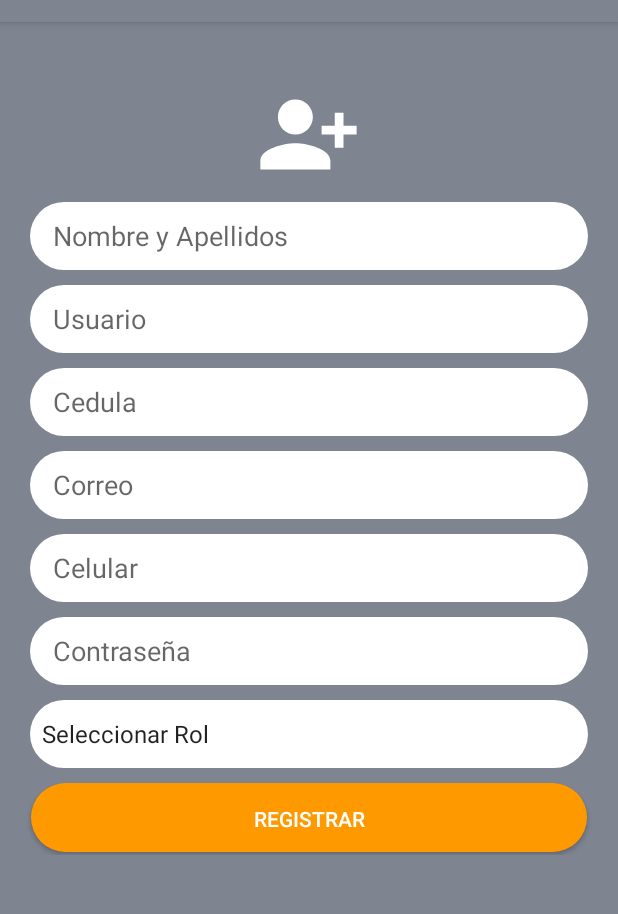
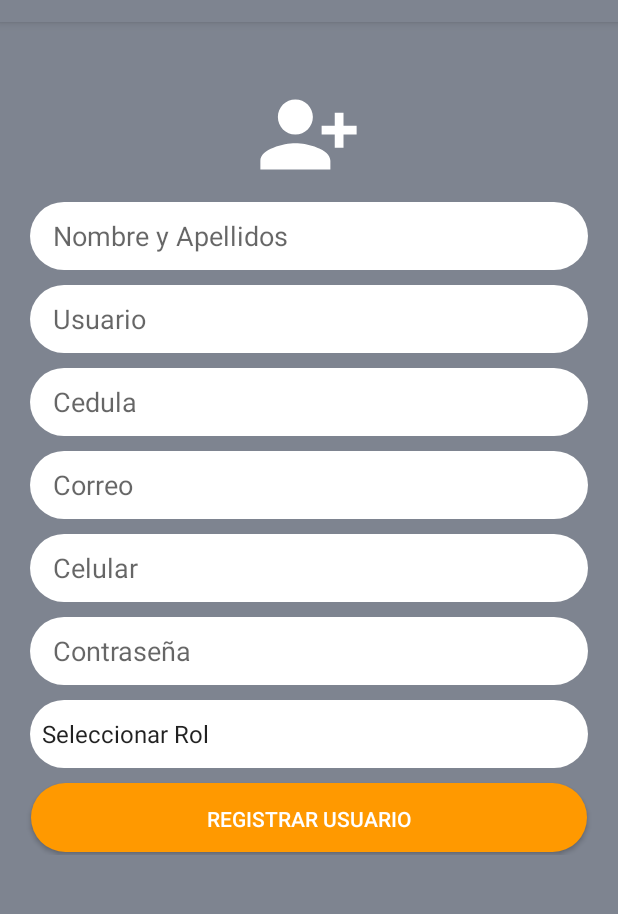
Before and after one commit to estebanjrdev/SuperAndradeCell, an Android app: the fragment Fragment_Register placed in its activity, on a phone screen of 412 x 824 dp, the part 62-976 px from its top. Run offline under Robolectric (Android 15) with nearby library versions, the phone set to English and light mode, and no system bars; our stand-ins replace Volley.

Commit message:
validation register user

```diff
--- a/app/src/main/java/com/servicios/andrade/view/fragments/Fragment_Register.java
+++ b/app/src/main/java/com/servicios/andrade/view/fragments/Fragment_Register.java
@@ -13,6 +13,8 @@ import android.widget.AdapterView;
 import android.widget.ArrayAdapter;
 import android.widget.Button;
 import android.widget.EditText;
+import android.widget.ImageButton;
+import android.widget.ProgressBar;
 import android.widget.Spinner;
 import android.widget.Toast;
 
@@ -33,7 +35,7 @@ import java.util.regex.Matcher;
 import java.util.regex.Pattern;
 
 public class Fragment_Register extends Fragment {
-    ProgressDialog progressDialog;
+    ProgressBar progres;
     EditText txtNombre, txtUsuario, txtPhone, txtCorreo, txtPassword, txtCedula;
     Button btnRegister;
     Spinner spinner;
@@ -51,6 +53,7 @@ public class Fragment_Register extends Fragment {
         spinner = vista.findViewById(R.id.spinner);
         String[] valores = {"Seleccionar Rol", "Gerente", "Empleado"};
         spinner.setAdapter(new ArrayAdapter<String>(getContext(), android.R.layout.simple_spinner_item, valores));
+        progres = vista.findViewById(R.id.register_progress);
         txtNombre = vista.findViewById(R.id.nombre_apellido);
         txtUsuario = vista.findViewById(R.id.user);
         txtCedula = vista.findViewById(R.id.cedula);
@@ -58,10 +61,6 @@ public class Fragment_Register extends Fragment {
         txtCorreo = vista.findViewById(R.id.correo);
         txtPassword = vista.findViewById(R.id.password);
         btnRegister = vista.findViewById(R.id.signin_button);
-        progressDialog = new ProgressDialog(getContext());
-        progressDialog.setMessage("Guardando...");
-        progressDialog.setCancelable(false);
-        progressDialog.setCanceledOnTouchOutside(false);
         spinner.setOnItemSelectedListener(new AdapterView.OnItemSelectedListener() {
 
             @Override
@@ -76,27 +75,27 @@ public class Fragment_Register extends Fragment {
         btnRegister.setOnClickListener(new View.OnClickListener() {
             @Override
             public void onClick(View view) {
-                final   String  strNombre = txtNombre.getText().toString();
-                final  String  strUsername = txtUsuario.getText().toString();
-                final  String  strPhone = txtPhone.getText().toString();
-                final String  strCorreo = txtCorreo.getText().toString();
+                final String strNombre = txtNombre.getText().toString();
+                final String strUsername = txtUsuario.getText().toString();
+                final String strPhone = txtPhone.getText().toString();
+                final String strCorreo = txtCorreo.getText().toString();
                 final String strPassword = txtPassword.getText().toString();
                 final String strCedula = txtCedula.getText().toString();
-                if(strNombre.equals("") || strUsername.equals("") || strPhone.equals("") || strCorreo.equals("") || strPassword.equals("")){
+                if (strNombre.equals("") || strUsername.equals("") || strPhone.equals("") || strCorreo.equals("") || strPassword.equals("")) {
                     Toast.makeText(getContext(), "No puede dejar Campos Vacios", Toast.LENGTH_SHORT).show();
-                }else if(!isValidUsername(strUsername)){
+                } else if (!isValidUsername(strUsername)) {
                     Toast.makeText(getContext(), "Usuario incorrecto", Toast.LENGTH_SHORT).show();
-                }else if(!isValidPhone(strPhone)){
+                } else if (!isValidPhone(strPhone)) {
                     Toast.makeText(getContext(), "Teléfono incorrecto", Toast.LENGTH_SHORT).show();
-                }else if (!isValidEmail(strCorreo)){
+                } else if (!isValidEmail(strCorreo)) {
                     Toast.makeText(getContext(), "Email incorrecto", Toast.LENGTH_SHORT).show();
-                }else if(!isValidPassword(strPassword)){
+                } else if (!isValidPassword(strPassword)) {
                     Toast.makeText(getContext(), "Contraseña debe tener mínimo 6 caracteres", Toast.LENGTH_SHORT).show();
-                }else if(!isValidRoll(spinnerSelected)){
+                } else if (!isValidRoll(spinnerSelected)) {
                     Toast.makeText(getContext(), "Debe seleccionar el rol", Toast.LENGTH_SHORT).show();
-                }else{
-                  progressDialog.create();
-                    insertarUsuario("http://andrade.125mb.com/signup.php",strNombre,strUsername,strPhone,strCorreo,strCedula,numRoll(spinnerSelected),strPassword);
+                } else {
+                    progres.setVisibility(View.VISIBLE);
+                    insertarUsuario("http://andrade.125mb.com/signup.php", strNombre, strUsername, strPhone, strCorreo, strCedula, numRoll(spinnerSelected), strPassword);
 
                 }
             }
@@ -109,7 +108,7 @@ public class Fragment_Register extends Fragment {
             @Override
             public void onResponse(String s) {
                 if (s.equals("Sign Up Success")) {
-                   // progressDialog.dismiss();
+                    progres.setVisibility(View.GONE);
                     txtNombre.setText("");
                     txtCedula.setText("");
                     txtCorreo.setText("");
@@ -118,7 +117,8 @@ public class Fragment_Register extends Fragment {
                     txtUsuario.setText("");
                     Toast.makeText(getContext(), "Registro exitoso", Toast.LENGTH_SHORT).show();
                 } else {
-                   System.out.println(s);
+                    System.out.println(s);
+                    progres.setVisibility(View.GONE);
                     Toast.makeText(getContext(), s, Toast.LENGTH_SHORT).show();
                 }
             }
@@ -145,7 +145,7 @@ public class Fragment_Register extends Fragment {
                         DefaultRetryPolicy.DEFAULT_TIMEOUT_MS,
                         0,
                         DefaultRetryPolicy.DEFAULT_BACKOFF_MULT));
-       // VolleySingleton.getIntanciaVolley(getContext()).addToRequestQueue(sr);
+        // VolleySingleton.getIntanciaVolley(getContext()).addToRequestQueue(sr);
         RequestQueue rq = Volley.newRequestQueue(getContext());
         rq.add(sr);
     }
@@ -168,14 +168,16 @@ public class Fragment_Register extends Fragment {
     private boolean isValidPhone(String phone) {
         return phone.length() == 8;
     }
+
     private boolean isValidRoll(String roll) {
         return !roll.equals("Seleccionar Rol");
     }
+
     private String numRoll(String roll) {
-       if (roll.equals("Gerente")){
-           return "1";
-       }else {
-           return "2";
-       }
+        if (roll.equals("Gerente")) {
+            return "1";
+        } else {
+            return "2";
+        }
     }
 }
--- a/app/src/main/res/layout/fragment_register.xml
+++ b/app/src/main/res/layout/fragment_register.xml
@@ -4,8 +4,17 @@
     xmlns:tools="http://schemas.android.com/tools"
     android:layout_width="match_parent"
     android:layout_height="match_parent"
-    android:gravity="center_horizontal"
-    android:background="@color/color_primary">
+    android:background="@color/color_primary"
+    android:gravity="center_horizontal">
+
+    <ProgressBar
+        android:id="@+id/register_progress"
+        style="?android:attr/progressBarStyleLarge"
+        android:layout_width="wrap_content"
+        android:layout_height="wrap_content"
+        android:layout_centerInParent="true"
+        android:elevation="20dp"
+        android:visibility="gone" />
 
     <ScrollView
         android:id="@+id/login_form"
@@ -15,8 +24,8 @@
         <LinearLayout
             android:layout_width="match_parent"
             android:layout_height="match_parent"
-            android:orientation="vertical"
-            android:background="@color/color_primary">
+            android:background="@color/color_primary"
+            android:orientation="vertical">
 
             <ImageView
                 android:id="@+id/imgStore"
@@ -24,43 +33,43 @@
                 android:layout_height="70dp"
                 android:layout_gravity="center_horizontal"
                 android:layout_marginTop="40dp"
-        android:src="@drawable/ic_person_add_24"/>
+                android:src="@drawable/ic_person_add_24" />
 
             <EditText
                 android:id="@+id/nombre_apellido"
                 android:layout_width="match_parent"
                 android:layout_height="45dp"
                 android:layout_marginStart="20dp"
+                android:layout_marginTop="10dp"
                 android:layout_marginEnd="20dp"
-        android:layout_marginTop="10dp"
                 android:background="@drawable/edittext"
                 android:hint="Nombre y Apellidos"
                 android:maxLines="1"
                 android:paddingLeft="15dp"
                 android:singleLine="true"
-        android:textColor="#393838"/>
+                android:textColor="#393838" />
 
             <EditText
                 android:id="@+id/user"
                 android:layout_width="match_parent"
                 android:layout_height="45dp"
                 android:layout_marginStart="20dp"
+                android:layout_marginTop="10dp"
                 android:layout_marginEnd="20dp"
-        android:layout_marginTop="10dp"
                 android:background="@drawable/edittext"
                 android:hint="Usuario"
                 android:maxLines="1"
                 android:paddingLeft="15dp"
                 android:singleLine="true"
-        android:textColor="#393838"/>
+                android:textColor="#393838" />
 
             <EditText
                 android:id="@+id/cedula"
                 android:layout_width="match_parent"
                 android:layout_height="45dp"
                 android:layout_marginStart="20dp"
+                android:layout_marginTop="10dp"
                 android:layout_marginEnd="20dp"
-        android:layout_marginTop="10dp"
                 android:background="@drawable/edittext"
                 android:hint="Cedula"
                 android:inputType="number"
@@ -68,60 +77,60 @@
                 android:maxLines="1"
                 android:paddingLeft="15dp"
                 android:singleLine="true"
-        android:textColor="#393838"/>
+                android:textColor="#393838" />
 
             <EditText
                 android:id="@+id/correo"
                 android:layout_width="match_parent"
                 android:layout_height="45dp"
                 android:layout_marginStart="20dp"
+                android:layout_marginTop="10dp"
                 android:layout_marginEnd="20dp"
-        android:layout_marginTop="10dp"
                 android:background="@drawable/edittext"
                 android:hint="Correo"
                 android:maxLines="1"
                 android:paddingLeft="15dp"
                 android:singleLine="true"
-        android:textColor="#393838"/>
+                android:textColor="#393838" />
 
             <EditText
                 android:id="@+id/celular"
                 android:layout_width="match_parent"
                 android:layout_height="45dp"
                 android:layout_marginStart="20dp"
+                android:layout_marginTop="10dp"
                 android:layout_marginEnd="20dp"
-        android:layout_marginTop="10dp"
                 android:background="@drawable/edittext"
                 android:hint="Celular"
                 android:inputType="number"
                 android:maxLength="8"
                 android:maxLines="1"
                 android:paddingLeft="15dp"
-        android:textColor="#393838"/>
+                android:textColor="#393838" />
 
             <EditText
                 android:id="@+id/password"
                 android:layout_width="match_parent"
                 android:layout_height="45dp"
                 android:layout_marginStart="20dp"
+                android:layout_marginTop="10dp"
                 android:layout_marginEnd="20dp"
-        android:layout_marginTop="10dp"
                 android:background="@drawable/edittext"
                 android:hint="Contraseña"
                 android:inputType="textPassword"
                 android:maxLines="1"
                 android:paddingLeft="15dp"
                 android:singleLine="true"
-        android:textColor="#393838"/>
+                android:textColor="#393838" />
 
             <Spinner
                 android:id="@+id/spinner"
                 android:layout_width="match_parent"
                 android:layout_height="45dp"
-        android:background="@drawable/edittext"
                 android:layout_marginStart="20dp"
+                android:layout_marginTop="10dp"
                 android:layout_marginEnd="20dp"
-        android:layout_marginTop="10dp"/>
+                android:background="@drawable/edittext" />
 
             <androidx.appcompat.widget.AppCompatButton
                 android:id="@+id/signin_button"
@@ -129,11 +138,11 @@
                 android:layout_width="match_parent"
                 android:layout_height="wrap_content"
                 android:layout_marginStart="20dp"
+                android:layout_marginTop="10dp"
                 android:layout_marginEnd="20dp"
-        android:layout_marginTop="10dp"
                 android:background="@drawable/boton_login"
-        android:text="Registrar"
-        android:textColor="#FFFFFF"/>
+                android:text="Registrar Usuario"
+                android:textColor="#FFFFFF" />
         </LinearLayout>
     </ScrollView>
 </RelativeLayout>
```
Lines whose indentation alone changed are shown as unchanged.
